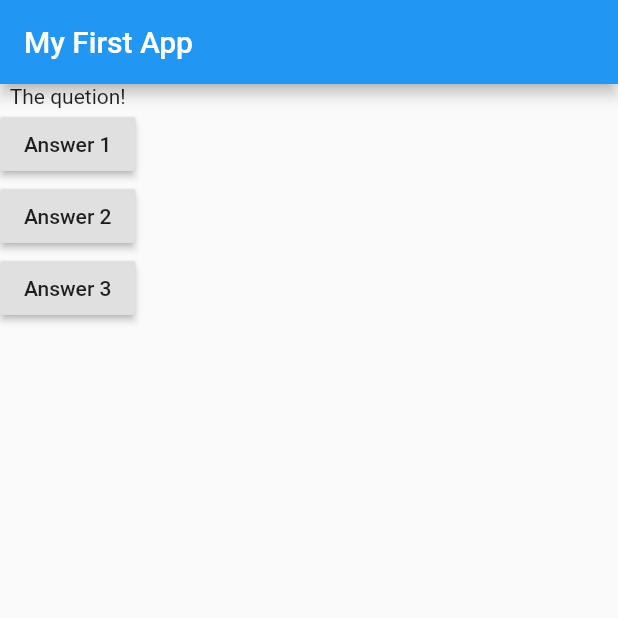
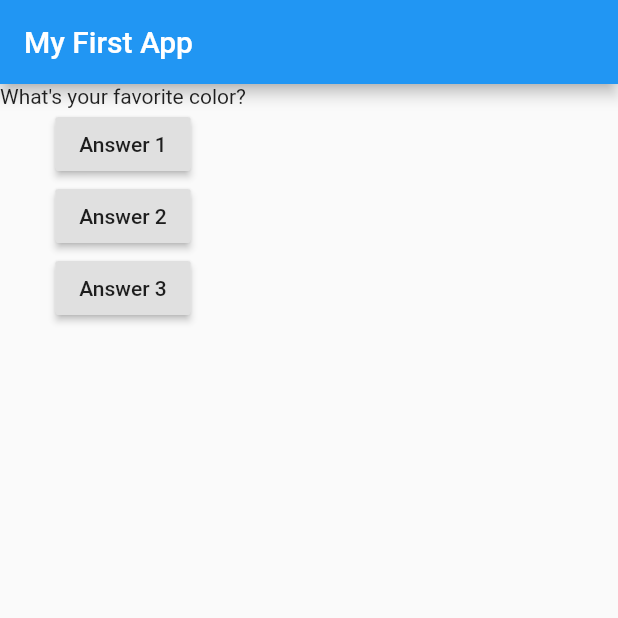
Before and after one commit to Kazuya1Hashimoto10/quiz_app, a Flutter app: the screen it shows after launch, after a tap on "Answer 1", on a phone screen of 412 x 824 dp, the top half of it. Run offline on Flutter 3.47's test engine with Material 2 defaults, Android fonts, the phone set to English and light mode, and no system bars.

Commit message:
Updating Widget Data

```diff
--- a/lib/main.dart
+++ b/lib/main.dart
@@ -5,13 +5,20 @@ void main() {
 }
 
 class MyApp extends StatelessWidget {
-  void answerQuetion(){
-    print('answer chosen!');
+  var quetionIndex = 0;
+
+  void answerQuetion() {
+    quetionIndex = quetionIndex + 1;
+    print(quetionIndex);
   }
-
 
   @override
   Widget build(BuildContext context) {
+    var quetions = [
+      'What\'s your favorite color?',
+      'What\'s your favorite animal?',
+    ];
+
     return MaterialApp(
       home: Scaffold(
           appBar: AppBar(
@@ -19,7 +26,7 @@ class MyApp extends StatelessWidget {
           ),
           body: Column(
             children: [
-              Text('The quetion!'),
+              Text(quetions[quetionIndex]),
               RaisedButton(
                 child: Text('Answer 1'),
                 onPressed: answerQuetion,
@@ -30,7 +37,7 @@ class MyApp extends StatelessWidget {
               ),
               RaisedButton(
                 child: Text('Answer 3'),
-                onPressed: (){
+                onPressed: () {
                   print('answer3 chosen!');
                 },
               ),
```
